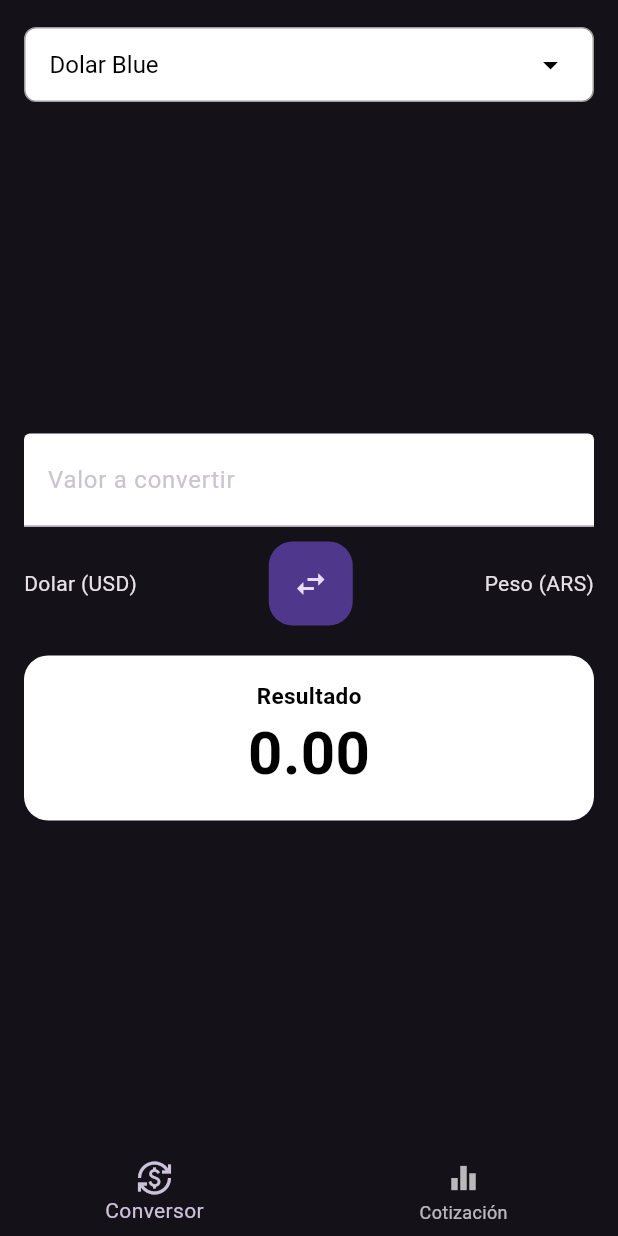
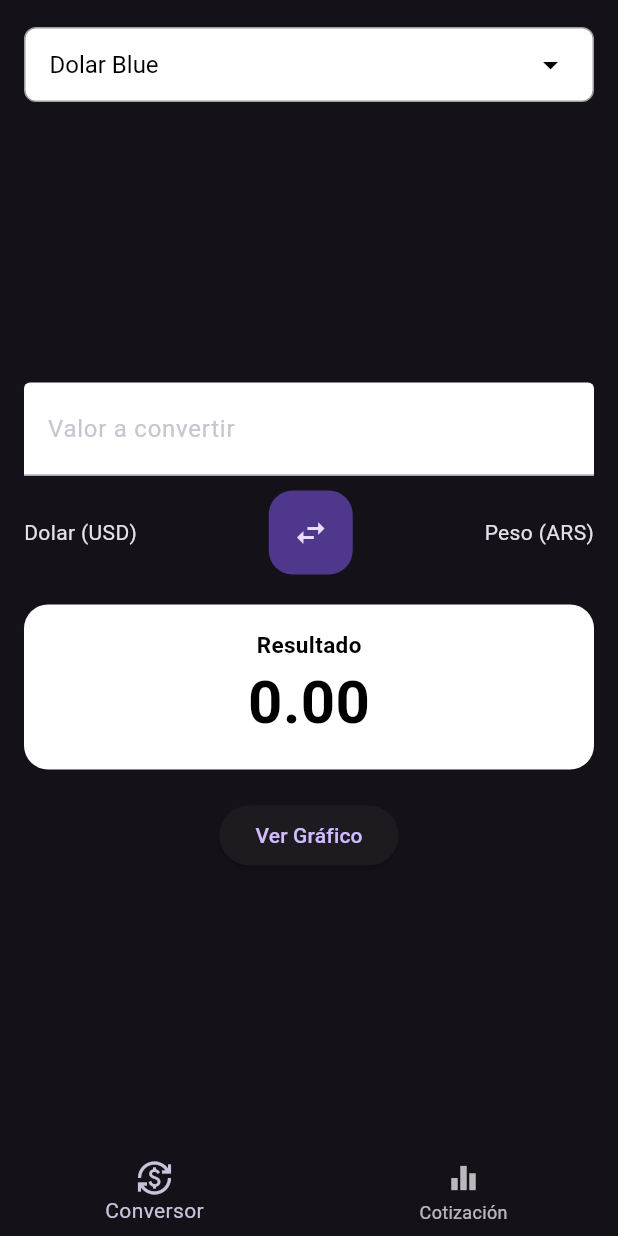
Before and after one commit to CristianAncutza/conversor, a Flutter app: the screen it shows after launch, on a phone screen of 412 x 824 dp. Run offline on Flutter 3.47's test engine with Material 3 defaults, Android fonts, the phone set to English and light mode, and no system bars; our stand-ins replace charts_flutter, get, syncfusion_flutter_datagrid; missing offline and left inert: syncfusion_flutter_core; network calls fail.

Commit message:
New graph tab

```diff
--- a/lib/main.dart
+++ b/lib/main.dart
@@ -1,3 +1,4 @@
+import 'package:conversorapp/pages/tab3_page.dart';
 import 'package:conversorapp/pages/tabs_page.dart';
 import 'package:conversorapp/services/conversor_service.dart';
 import 'package:flutter/material.dart';
@@ -23,7 +24,10 @@ class MyApp extends StatelessWidget {
           debugShowCheckedModeBanner: false,
           home: TabsPage(),
           theme: ThemeData.dark()
-              .copyWith(appBarTheme: AppBarTheme(color: Colors.indigo))),
-    );
+              .copyWith(appBarTheme: AppBarTheme(color: Colors.indigo)),
+          routes: {
+          '/grafico': (context) => EvolutionChart(EvolutionChart.createSampleData(),),
+        },
+    ));
   }
 }
--- a/lib/pages/tab1_page.dart
+++ b/lib/pages/tab1_page.dart
@@ -15,6 +15,7 @@ class Tab1Page extends StatefulWidget {
 class _Tab1PageState extends State<Tab1Page>
     with AutomaticKeepAliveClientMixin {
   @override
+  // ignore: must_call_super
   Widget build(BuildContext context) {
     final headlines = Provider.of<ConvertService>(context).rates;
     if(headlines.length > 0 && headlines.length == 9){
--- a/lib/pages/tab2_page.dart
+++ b/lib/pages/tab2_page.dart
@@ -24,6 +24,7 @@ class _Tab2PageState extends State<Tab2Page> with AutomaticKeepAliveClientMixin
   ];
 
   @override
+  // ignore: must_call_super
   Widget build(BuildContext context) {
     final headlines = Provider.of<ConvertService>(context);
 
@@ -70,18 +71,18 @@ class _Tab2PageState extends State<Tab2Page> with AutomaticKeepAliveClientMixin
                     child: Container(
                       padding: EdgeInsets.symmetric(horizontal: 16.0),
                       decoration: BoxDecoration(
-                        color: Colors.white, // Cambio de color a blanco
+                        color: Colors.white,
                         borderRadius: BorderRadius.circular(8.0),
                         border: Border.all(color: Colors.grey),
                       ),
                       child: DropdownButtonHideUnderline(
                         child: DropdownButton<String>(
                           value: selectedDollarType,
-                          icon: Icon(Icons.arrow_drop_down, color: Colors.black), // Color del icono
+                          icon: Icon(Icons.arrow_drop_down, color: Colors.black),
                           iconSize: 24,
                           elevation: 16,
                           style: TextStyle(color: Colors.black, fontSize: 16.0),
-                          dropdownColor: Colors.white, // Cambio de color de fondo del menú desplegable
+                          dropdownColor: Colors.white,
                           onChanged: (String? newValue) {
                             setState(() {
                               selectedDollarType = newValue!;
@@ -90,7 +91,7 @@ class _Tab2PageState extends State<Tab2Page> with AutomaticKeepAliveClientMixin
                           items: dollarTypes.map<DropdownMenuItem<String>>((String value) {
                             return DropdownMenuItem<String>(
                               value: value,
-                              child: Text(value, style: TextStyle(color: Colors.black)), // Color del texto de los elementos
+                              child: Text(value, style: TextStyle(color: Colors.black)),
                             );
                           }).toList(),
                         ),
@@ -99,7 +100,7 @@ class _Tab2PageState extends State<Tab2Page> with AutomaticKeepAliveClientMixin
                   ),
                 ],
               ),
-              SizedBox(height: 20.0), // Separación entre la lista desplegable y los otros elementos
+              SizedBox(height: 20.0),
 
               Expanded(
                 child: Center(
@@ -197,6 +198,14 @@ class _Tab2PageState extends State<Tab2Page> with AutomaticKeepAliveClientMixin
                           ],
                         ),
                       ),
+                      const SizedBox(height: 20.0),
+                      // Botón para redirigir al gráfico
+                      ElevatedButton(
+                        onPressed: () {
+                          Navigator.pushNamed(context, '/grafico');
+                        },
+                        child: Text('Ver Gráfico'),
+                      ),
                     ],
                   ),
                 ),
--- a/lib/widgets/lista_cotizaciones.dart
+++ b/lib/widgets/lista_cotizaciones.dart
@@ -43,6 +43,7 @@ class _Cotizacion extends StatelessWidget {
   }
 }
 
+// ignore: unused_element
 class _TarjetaBotones extends StatelessWidget {
   @override
   Widget build(BuildContext context) {
--- a/pubspec.yaml
+++ b/pubspec.yaml
@@ -31,7 +31,7 @@ dependencies:
   flutter:
     sdk: flutter
   syncfusion_flutter_datagrid: ^20.4.51
-
+  charts_flutter: ^0.12.0
   # The following adds the Cupertino Icons font to your application.
   # Use with the CupertinoIcons class for iOS style icons.
   cupertino_icons: ^1.0.2
```
Also changed, not shown: lib/pages/tab3_page.dart (added, +49 -0 lines), pubspec.lock, 16 other files.
